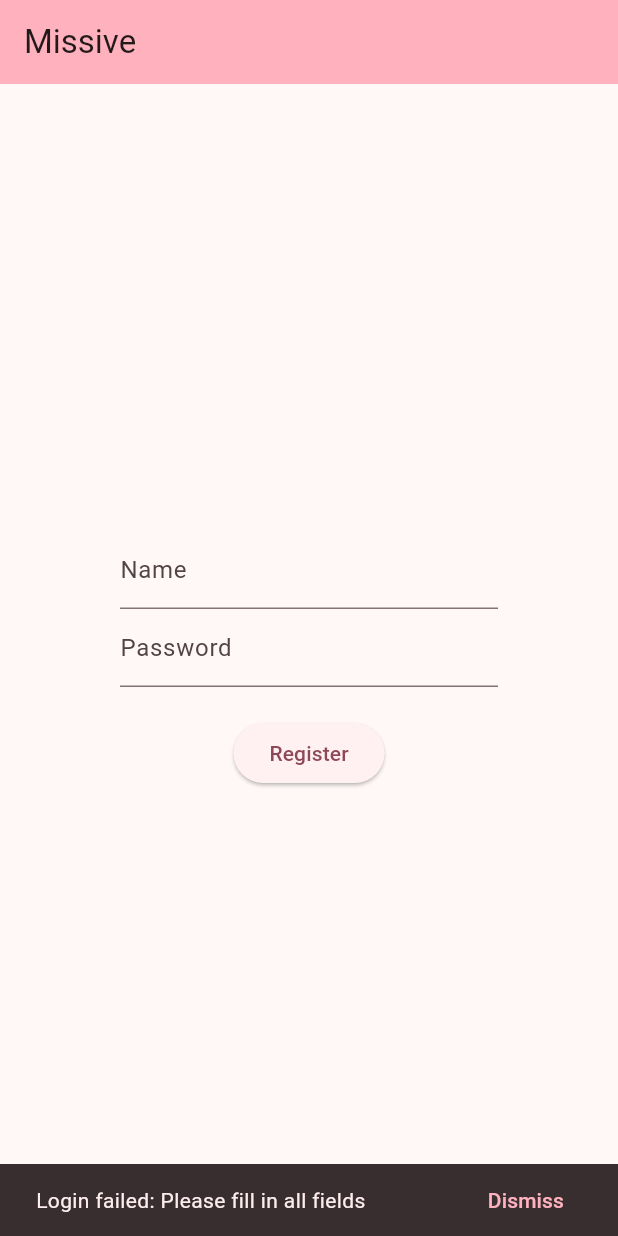
After one commit to nezia1/missive, a Flutter app: the RegisterScreen screen opened by its route, after a tap on "Register", on a phone screen of 412 x 824 dp. The commit adds this screen. Run offline on Flutter 3.47's test engine with Material 3 defaults, Android fonts, the phone set to English and light mode, and no system bars; our stand-ins replace dio, flutter_secure_storage, go_router, shared_preferences; missing offline and left inert: libsignal_protocol_dart; accounts and stored records are empty.

Commit message:
implement register page and signal provider

```diff
--- /dev/null
+++ b/client/lib/features/authentication/register_screen.dart
@@ -0,0 +1,107 @@
+import 'package:flutter/material.dart';
+import 'package:missive/features/authentication/providers/auth_provider.dart';
+import 'package:provider/provider.dart';
+import 'totp_modal.dart';
+
+class RegisterScreen extends StatefulWidget {
+  const RegisterScreen({super.key, required this.title});
+
+  final String title;
+
+  @override
+  State<RegisterScreen> createState() => _RegisterScreenState();
+}
+
+class _RegisterScreenState extends State<RegisterScreen> {
+  String _name = '';
+  String _password = '';
+  String _errorMessage = '';
+
+  bool _loggingIn = false;
+
+  Future<void> handleRegister() async {
+    setState(() {
+      _loggingIn = true;
+      _errorMessage = '';
+    });
+
+    if (_name.trim() == '' || _password.trim() == '') {
+      setState(() {
+        _errorMessage = 'Please fill in all fields';
+        _loggingIn = false;
+      });
+
+      return;
+    }
+
+    final registerResult =
+        await Provider.of<AuthProvider>(context, listen: false)
+            .register(_name, _password);
+
+    switch (registerResult) {
+      case AuthenticationTimeoutError():
+        setState(() => _errorMessage =
+            'The request timed out (server could not be reached)');
+      case AuthenticationSuccess():
+        break;
+      default:
+        setState(() => _errorMessage = 'An unexpected error occurred');
+        break;
+    }
+
+    setState(() => _loggingIn = false);
+  }
+
+  void displayErrorSnackBar(String message) {
+    final errorSnackBar = SnackBar(
+        content: Text('Login failed: $message'),
+        action: SnackBarAction(
+            label: 'Dismiss',
+            onPressed: ScaffoldMessenger.of(context).hideCurrentSnackBar));
+    ScaffoldMessenger.of(context).showSnackBar(errorSnackBar);
+  }
+
+  @override
+  Widget build(BuildContext context) {
+    return Scaffold(
+      appBar: AppBar(
+        backgroundColor: Theme.of(context).colorScheme.inversePrimary,
+        title: Text(widget.title),
+        bottom: _loggingIn
+            ? const PreferredSize(
+                preferredSize: Size.fromHeight(4.0),
+                child: LinearProgressIndicator())
+            : null,
+      ),
+      body: Center(
+        child: Padding(
+          padding: const EdgeInsets.only(left: 80.0, right: 80.0),
+          child: Column(
+            mainAxisAlignment: MainAxisAlignment.center,
+            children: <Widget>[
+              TextField(
+                  style: Theme.of(context).textTheme.bodyMedium,
+                  decoration: const InputDecoration(labelText: 'Name'),
+                  onChanged: (value) => _name = value),
+              TextField(
+                style: Theme.of(context).textTheme.bodyMedium,
+                decoration: const InputDecoration(labelText: 'Password'),
+                obscureText: true,
+                onChanged: (value) => _password = value,
+              ),
+              const SizedBox(height: 20),
+              ElevatedButton(
+                  child: const Text('Register'),
+                  onPressed: () async {
+                    await handleRegister();
+                    if (_errorMessage.isNotEmpty) {
+                      displayErrorSnackBar(_errorMessage);
+                    }
+                  }),
+            ],
+          ),
+        ),
+      ),
+    );
+  }
+}
--- a/client/lib/main.dart
+++ b/client/lib/main.dart
@@ -7,10 +7,13 @@ import 'package:go_router/go_router.dart';
 import 'package:missive/features/authentication/landing_screen.dart';
 import 'package:missive/features/home/screens/settings_screen.dart';
 import 'package:missive/features/authentication/login_screen.dart';
+import 'package:missive/features/authentication/register_screen.dart';
+
 import 'package:missive/features/home/screens/home_screen.dart';
 
 // providers
 import 'package:missive/features/authentication/providers/auth_provider.dart';
+import 'package:missive/features/encryption/providers/signal_provider.dart';
 
 // common
 import 'package:missive/common/http.dart';
@@ -21,12 +24,14 @@ class Missive extends StatelessWidget {
   Missive({super.key});
 
   final AuthProvider _authProvider = AuthProvider(httpClient: dio);
+  final SignalProvider _signalProvider = SignalProvider();
   static const title = 'Missive';
 
   @override
   Widget build(BuildContext context) => MultiProvider(
         providers: [
           ChangeNotifierProvider(create: (_) => _authProvider),
+          ChangeNotifierProvider(create: (_) => _signalProvider)
         ],
         child: MaterialApp.router(
           title: title,
@@ -51,6 +56,10 @@ class Missive extends StatelessWidget {
         builder: (context, state) => const LoginScreen(title: Missive.title),
       ),
       GoRoute(
+          path: '/register',
+          builder: (context, state) =>
+              const RegisterScreen(title: Missive.title)),
+      GoRoute(
         path: '/landing',
         builder: (context, state) => const LandingScreen(title: Missive.title),
       ),
@@ -70,10 +79,8 @@ class Missive extends StatelessWidget {
         return onboarding ? null : '/';
       }
 
-      if (onboarding) {
-        if (_router.canPop()) _router.pop();
-        return '/';
-      }
+      if (onboarding) return '/';
+
       return null;
     },
     refreshListenable: _authProvider,
```
Also changed, not shown: client/lib/features/authentication/providers/auth_provider.dart (+46 -0 lines), client/lib/features/encryption/providers/signal_provider.dart (added, +50 -0 lines), client/lib/features/home/screens/home_screen.dart (+2 -31 lines).
